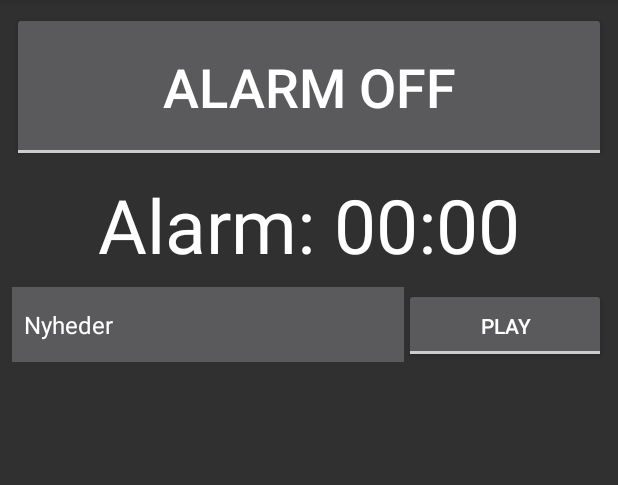
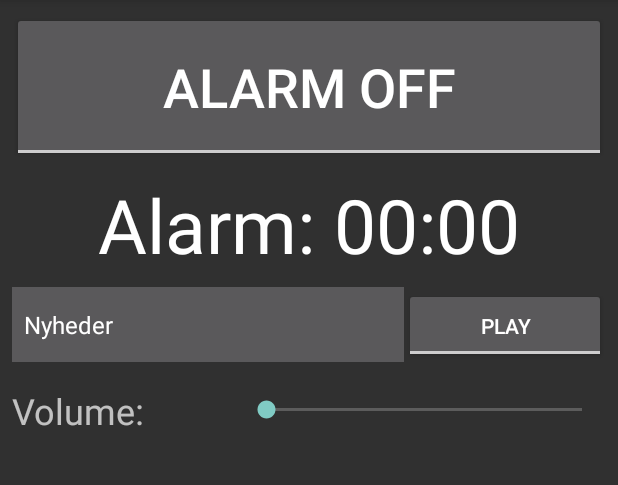
Before and after one commit to alfandersen/ClockRadio, an Android app: the screen it shows after launch (MainActivity), on a phone screen of 412 x 824 dp, the part 84-569 px from its top. Run offline under Robolectric (Android 15) with nearby library versions, the phone set to English and light mode, and no system bars.

Commit message:
Implemented volume control

```diff
--- a/app/src/main/java/alf/stream/clockradio/AlarmReceiver.java
+++ b/app/src/main/java/alf/stream/clockradio/AlarmReceiver.java
@@ -21,7 +21,7 @@ public class AlarmReceiver extends BroadcastReceiver {
         String[] stationUrls = context.getResources().getStringArray(R.array.streams);
         int currentStation = PreferenceManager
                 .getDefaultSharedPreferences(context)
-                .getInt(context.getString(R.string.station_path_string), 0);
+                .getInt(context.getString(R.string.saved_station_int), 0);
 
         radioIntent.putExtra(context.getString(R.string.station_path_string),stationUrls[currentStation]);
 
--- a/app/src/main/java/alf/stream/clockradio/BroadcastReceiverManager.java
+++ b/app/src/main/java/alf/stream/clockradio/BroadcastReceiverManager.java
@@ -23,6 +23,7 @@ public class BroadcastReceiverManager {
             @Override
             public void onReceive(Context context, Intent intent) {
                 mainActivity.activatePlayButton();
+                mainActivity.updateSpinnerColor(true);
 
             }
         };
--- a/app/src/main/java/alf/stream/clockradio/MainActivity.java
+++ b/app/src/main/java/alf/stream/clockradio/MainActivity.java
@@ -6,6 +6,7 @@ import android.content.Context;
 import android.content.Intent;
 import android.content.SharedPreferences;
 import android.graphics.Color;
+import android.media.AudioManager;
 import android.os.Bundle;
 import android.preference.PreferenceManager;
 import android.support.v4.content.ContextCompat;
@@ -14,9 +15,9 @@ import android.util.Log;
 import android.view.View;
 import android.widget.AdapterView;
 import android.widget.ArrayAdapter;
-import android.widget.Button;
 import android.widget.CompoundButton;
 import android.widget.ProgressBar;
+import android.widget.SeekBar;
 import android.widget.Spinner;
 import android.widget.TextView;
 import android.widget.ToggleButton;
@@ -36,10 +37,10 @@ public class MainActivity extends AppCompatActivity {
 
     private ToggleButton alarmToggle;
     private TextView alarmTimeTextView;
-    private Button editTimeButton;
 
     private Spinner stationSpinner;
     private ToggleButton playToggle;
+    private SeekBar volumeSeekBar;
     private ProgressBar loadingProgressBar;
 
     BroadcastReceiverManager broadcastReceiverManager;
@@ -53,7 +54,6 @@ public class MainActivity extends AppCompatActivity {
 
         radioHandler = new RadioHandler(context);
 
-        // TODO: Loading Animation
         loadingProgressBar = (ProgressBar) findViewById(R.id.loadingProgressBar);
 
 
@@ -64,8 +64,7 @@ public class MainActivity extends AppCompatActivity {
         stationSpinner.setAdapter(adapter);
         stationSpinner.setSelection(PreferenceManager
                 .getDefaultSharedPreferences(context)
-                .getInt("savedStation", 0));
-        Log.e("selected: ", stationSpinner.getSelectedItemPosition()+"");
+                .getInt(getString(R.string.saved_station_int), 0));
 
         stationSpinner.setOnItemSelectedListener(new AdapterView.OnItemSelectedListener() {
             @Override
@@ -114,7 +113,36 @@ public class MainActivity extends AppCompatActivity {
             @Override
             public void onCheckedChanged(CompoundButton compoundButton, boolean b) {
                 if(b) radioHandler.startPlayBack();
-                else radioHandler.stopPlayBack();
+                else {
+                    radioHandler.stopPlayBack();
+                    updateSpinnerColor(false);
+                }
+            }
+        });
+
+        // Volume Seek Bar
+        volumeSeekBar = (SeekBar) findViewById(R.id.volumeSeekBar);
+        final AudioManager audioManager = (AudioManager) getSystemService(Context.AUDIO_SERVICE);
+        volumeSeekBar.setMax(audioManager
+                .getStreamMaxVolume(AudioManager.STREAM_MUSIC));
+
+
+        volumeSeekBar.setOnSeekBarChangeListener(new SeekBar.OnSeekBarChangeListener()
+        {
+            @Override
+            public void onStopTrackingTouch(SeekBar arg0)
+            {
+            }
+
+            @Override
+            public void onStartTrackingTouch(SeekBar arg0)
+            {
+            }
+
+            @Override
+            public void onProgressChanged(SeekBar arg0, int progress, boolean arg2)
+            {
+                audioManager.setStreamVolume(AudioManager.STREAM_MUSIC, progress, 0);
             }
         });
 
@@ -184,10 +212,7 @@ public class MainActivity extends AppCompatActivity {
         startActivity(intent);
     }
 
-    public void updateSpinnerColor(final boolean isPlaying) {
-        this.runOnUiThread(new Runnable() {
-            @Override
-            public void run() {
+    public void updateSpinnerColor(boolean isPlaying) {
         TextView playingStation = (TextView) stationSpinner.getChildAt(0);
         if (playingStation != null) {
             if (isPlaying) {
@@ -199,22 +224,15 @@ public class MainActivity extends AppCompatActivity {
             }
         }
     }
-        });
-    }
 
     public void activatePlayButton() {
         if(!playToggle.isChecked())
             playToggle.setChecked(true);
     }
 
-    public void showLoadingBar(final boolean show){
-        this.runOnUiThread(new Runnable() {
-            @Override
-            public void run() {
+    public void showLoadingBar(boolean show){
         if(show) loadingProgressBar.setVisibility(loadingProgressBar.VISIBLE);
-                else loadingProgressBar.setVisibility(loadingProgressBar.INVISIBLE);
-            }
-        });
+        else loadingProgressBar.setVisibility(loadingProgressBar.GONE);
     }
 
     @Override
--- a/app/src/main/java/alf/stream/clockradio/RadioHandler.java
+++ b/app/src/main/java/alf/stream/clockradio/RadioHandler.java
@@ -38,7 +38,7 @@ public class RadioHandler {
         stationUrls = context.getResources().getStringArray(R.array.streams);
         currentStation = PreferenceManager
                 .getDefaultSharedPreferences(context)
-                .getInt(context.getString(R.string.saved_station), 0);
+                .getInt(context.getString(R.string.saved_station_int), 0);
         if(currentStation < 0 || currentStation >= stationUrls.length)
             currentStation = 0;
 
@@ -68,7 +68,7 @@ public class RadioHandler {
         SharedPreferences.Editor editor = PreferenceManager.
                 getDefaultSharedPreferences(context).
                 edit();
-        editor.putInt(context.getString(R.string.saved_station), currentStation);
+        editor.putInt(context.getString(R.string.saved_station_int), currentStation);
         editor.apply();
     }
 
--- a/app/src/main/res/layout/activity_main.xml
+++ b/app/src/main/res/layout/activity_main.xml
@@ -70,6 +70,31 @@
 
     <Space
         android:layout_width="match_parent"
+        android:layout_height="16dp" />
+
+    <LinearLayout
+        android:layout_width="match_parent"
+        android:layout_height="wrap_content"
+        android:orientation="horizontal">
+
+        <TextView
+            android:id="@+id/volumeTextView"
+            android:layout_width="wrap_content"
+            android:layout_height="wrap_content"
+            android:layout_weight="0.5"
+            android:text="Volume:"
+            android:textSize="24sp" />
+
+        <SeekBar
+            android:id="@+id/volumeSeekBar"
+            android:layout_width="wrap_content"
+            android:layout_height="match_parent"
+            android:layout_weight="1.50" />
+
+    </LinearLayout>
+
+    <Space
+        android:layout_width="match_parent"
         android:layout_height="8dp" />
 
     <ProgressBar
--- a/app/src/main/res/values/strings.xml
+++ b/app/src/main/res/values/strings.xml
@@ -20,5 +20,7 @@
     <!--Intent Data-->
     <string name="loading_station_boolean">loading_station_boolean</string>
     <string name="station_path_string">station_path_string</string>
-    <string name="saved_station">saved_station</string>
+
+    <!--Saved Variables-->
+    <string name="saved_station_int">saved_station_int</string>
 </resources>
```
Lines whose indentation alone changed are shown as unchanged.
